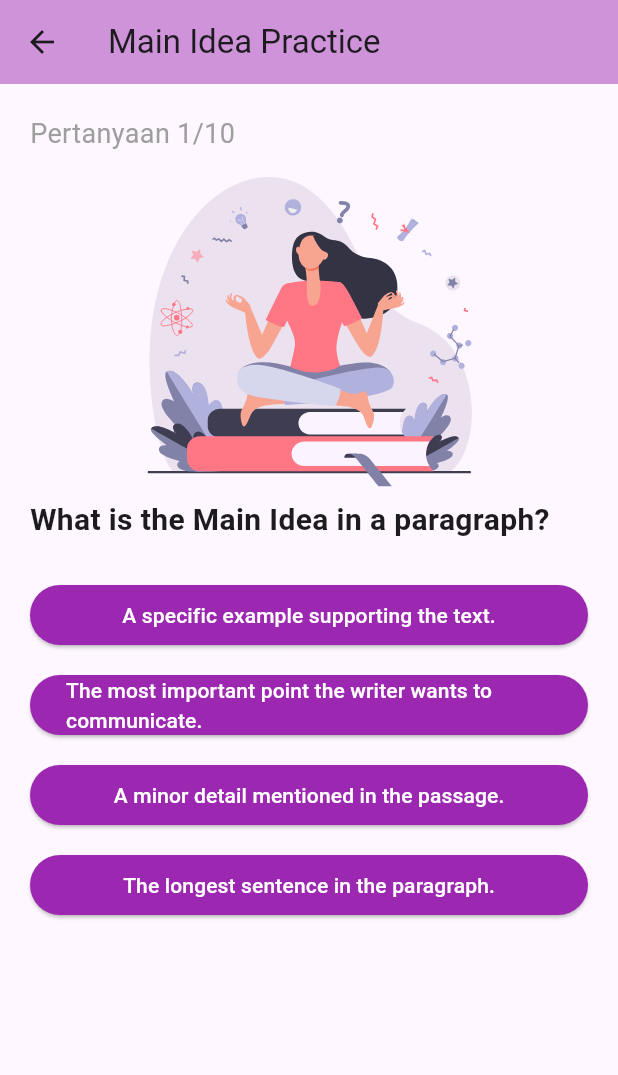
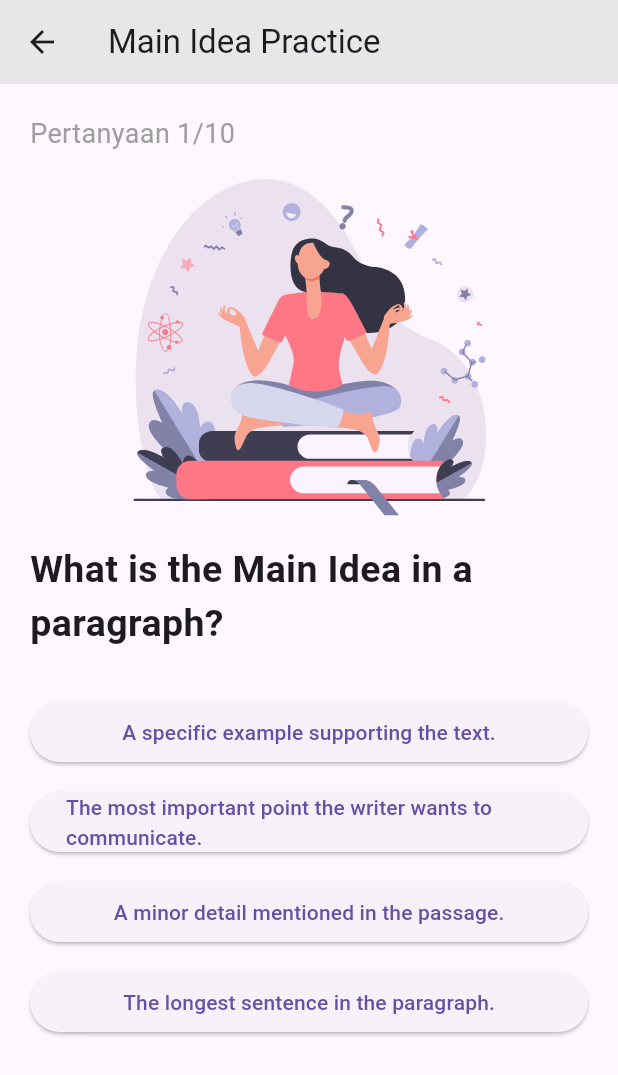
Before and after one commit to Diko-QuestionMark/projekbahasaingris1, a Flutter app: the PracticeMainIdea screen opened directly, on a phone screen of 412 x 824 dp. Shown: the top 1075 px of the screen. Run offline on Flutter 3.47's test engine with Material 3 defaults, Android fonts, the phone set to English and light mode, and no system bars; our stand-ins replace confetti, image_picker, lottie, sqflite; accounts and stored records are empty.

Commit message:
Most stable version

```diff
--- a/lib/pages/main_idea_page.dart
+++ b/lib/pages/main_idea_page.dart
@@ -1,5 +1,4 @@
 import 'package:flutter/material.dart';
-import 'package:ujicoba1/models/question_model.dart';
 import 'practice_main_page.dart';
 import 'package:url_launcher/url_launcher.dart';
 
--- a/lib/pages/practice_main_page.dart
+++ b/lib/pages/practice_main_page.dart
@@ -1,7 +1,6 @@
 import 'package:flutter/material.dart';
-import 'package:confetti/confetti.dart';
+import '../models/question_model.dart';
 import 'package:lottie/lottie.dart';
-import '../models/question_model.dart';
 
 class PracticeMainIdea extends StatefulWidget {
   const PracticeMainIdea({super.key});
@@ -10,16 +9,10 @@ class PracticeMainIdea extends StatefulWidget {
   State<PracticeMainIdea> createState() => _QuizPageState();
 }
 
-class _QuizPageState extends State<PracticeMainIdea> with TickerProviderStateMixin {
+class _QuizPageState extends State<PracticeMainIdea> {
   int currentQuestion = 0;
   int score = 0;
   bool quizFinished = false;
-
-  int? selectedIndex;
-  bool answered = false;
-
-  late ConfettiController _confettiController;
-  late AnimationController _progressController;
 
   final List<Question> questions = [
     Question(
@@ -149,74 +142,20 @@ class _QuizPageState extends State<PracticeMainIdea> with TickerProviderStateMix
     ),
   ];
 
-  @override
-  void initState() {
-    super.initState();
-    _confettiController = ConfettiController(
-      duration: const Duration(seconds: 1),
-    );
-
-    _progressController = AnimationController(
-      vsync: this,
-      duration: const Duration(seconds: 3),
-    );
+  void answerQuestion(int selectedIndex) {
+    if (selectedIndex == questions[currentQuestion].correctIndex) {
+      score++;
     }
-
-  @override
-  void dispose() {
-    _confettiController.dispose();
-    _progressController.dispose();
-    super.dispose();
-  }
-
-  void answerQuestion(int index) {
-    if (answered) return;
-
-    setState(() {
-      selectedIndex = index;
-      answered = true;
-    });
-
-    final correct = questions[currentQuestion].correctIndex;
-
-    if (index == correct) {
-      score++;
-      _confettiController.play();
-    }
-
-    _progressController.forward(from: 0);
-
-    Future.delayed(const Duration(seconds: 3), () {
-      if (!mounted) return;
 
     if (currentQuestion < questions.length - 1) {
       setState(() {
         currentQuestion++;
-          selectedIndex = null;
-          answered = false;
       });
     } else {
       setState(() {
         quizFinished = true;
       });
     }
-    });
-  }
-
-  Color getButtonColor(int index) {
-    if (!answered) return Colors.purple;
-
-    final correct = questions[currentQuestion].correctIndex;
-
-    if (index == selectedIndex) {
-      return index == correct ? Colors.green.shade700 : Colors.red.shade700;
-    }
-
-    if (index == correct) {
-      return Colors.green.shade700;
-    }
-
-    return Colors.grey.shade400;
   }
 
   void restartQuiz() {
@@ -224,8 +163,6 @@ class _QuizPageState extends State<PracticeMainIdea> with TickerProviderStateMix
       currentQuestion = 0;
       score = 0;
       quizFinished = false;
-      selectedIndex = null;
-      answered = false;
     });
   }
 
@@ -241,9 +178,15 @@ class _QuizPageState extends State<PracticeMainIdea> with TickerProviderStateMix
           child: Column(
             mainAxisAlignment: MainAxisAlignment.center,
             children: [
-              SizedBox(
+              //Lotiieee=======================================================
+              Center(
+                child: SizedBox(
                   height: 250,
-                child: Lottie.asset('assets/lottie/star.json'),
+                  child: Lottie.asset(
+                    'assets/lottie/star.json',
+                    fit: BoxFit.contain,
+                  ),
+                ),
               ),
 
               const Text("Your Score:", style: TextStyle(fontSize: 28)),
@@ -255,16 +198,19 @@ class _QuizPageState extends State<PracticeMainIdea> with TickerProviderStateMix
                   fontWeight: FontWeight.bold,
                 ),
               ),
+              const SizedBox(height: 20),
 
-              const SizedBox(height: 20),
               ElevatedButton(
                 onPressed: restartQuiz,
                 child: const Text("Try Again"),
               ),
+
               const SizedBox(height: 12),
+
               ElevatedButton(
-                onPressed: () =>
-                    Navigator.popUntil(context, (route) => route.isFirst),
+                onPressed: () {
+                  Navigator.popUntil(context, (route) => route.isFirst);
+                },
                 child: const Text("Return to Home"),
               ),
             ],
@@ -278,27 +224,10 @@ class _QuizPageState extends State<PracticeMainIdea> with TickerProviderStateMix
     return Scaffold(
       appBar: AppBar(
         title: const Text("Main Idea Practice"),
-        backgroundColor: Colors.purple.shade200,
+        backgroundColor: const Color.fromARGB(255, 231, 231, 231),
       ),
-      body: Stack(
-        children: [
-          // CONFETTI ============================================================
-          Positioned(
-            top: 0,
-            left: 0,
-            right: 0,
-            child: Center(
-              child: ConfettiWidget(
-                confettiController: _confettiController,
-                blastDirectionality: BlastDirectionality.explosive,
-                emissionFrequency: 0,
-                numberOfParticles: 25,
-                gravity: 0.3,
-              ),
-            ),
-          ),
-
-          SingleChildScrollView(
+      body: SingleChildScrollView(
+        child: Padding(
           padding: const EdgeInsets.all(20),
           child: Column(
             crossAxisAlignment: CrossAxisAlignment.start,
@@ -308,32 +237,34 @@ class _QuizPageState extends State<PracticeMainIdea> with TickerProviderStateMix
                 style: const TextStyle(fontSize: 18, color: Colors.grey),
               ),
 
+              // ================= LOTTIE =================
               Center(
                 child: SizedBox(
-                    height: 230,
-                    child: Lottie.asset('assets/lottie/education.json'),
+                  height: 250,
+                  child: Lottie.asset(
+                    'assets/lottie/education.json',
+                    fit: BoxFit.contain,
                   ),
                 ),
+              ),
+
+              const SizedBox(height: 10),
 
               Text(
                 question.text,
                 style: const TextStyle(
-                    fontSize: 20,
+                  fontSize: 25,
                   fontWeight: FontWeight.bold,
                 ),
               ),
-                const SizedBox(height: 25),
+              const SizedBox(height: 30),
 
               ...List.generate(question.options.length, (index) {
                 return Container(
                   width: double.infinity,
                   margin: const EdgeInsets.only(bottom: 12),
                   child: ElevatedButton(
-                      onPressed: answered ? null : () => answerQuestion(index),
-                      style: ElevatedButton.styleFrom(
-                        backgroundColor: getButtonColor(index),
-                        foregroundColor: Colors.white,
-                      ),
+                    onPressed: () => answerQuestion(index),
                     child: Text(question.options[index]),
                   ),
                 );
@@ -343,25 +274,6 @@ class _QuizPageState extends State<PracticeMainIdea> with TickerProviderStateMix
             ],
           ),
         ),
-
-          if (answered)
-            Positioned(
-              left: 0,
-              right: 0,
-              bottom: 0,
-              child: SizedBox(
-                height: 6,
-                child: AnimatedBuilder(
-                  animation: _progressController,
-                  builder: (_, __) => LinearProgressIndicator(
-                    value: _progressController.value,
-                    backgroundColor: Colors.grey.shade300,
-                    color: Colors.purple,
-                  ),
-                ),
-              ),
-            ),
-        ],
       ),
     );
   }
```
Lines whose indentation alone changed are shown as unchanged.
